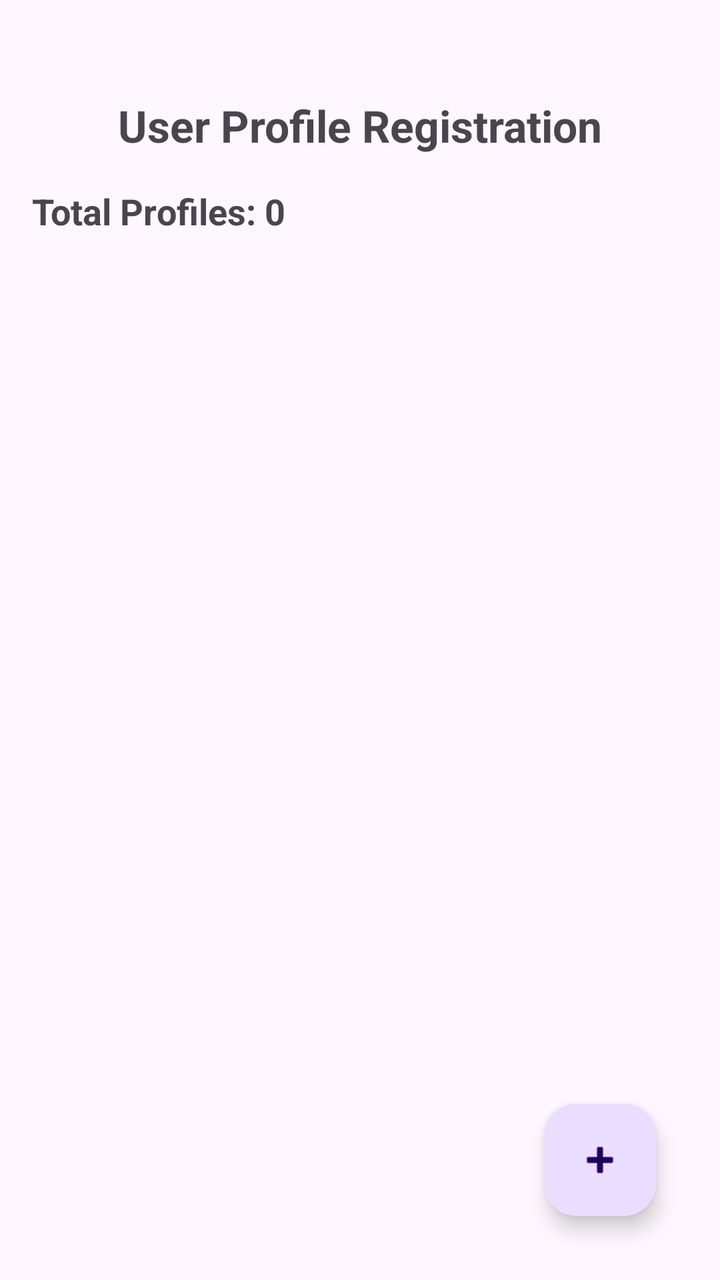
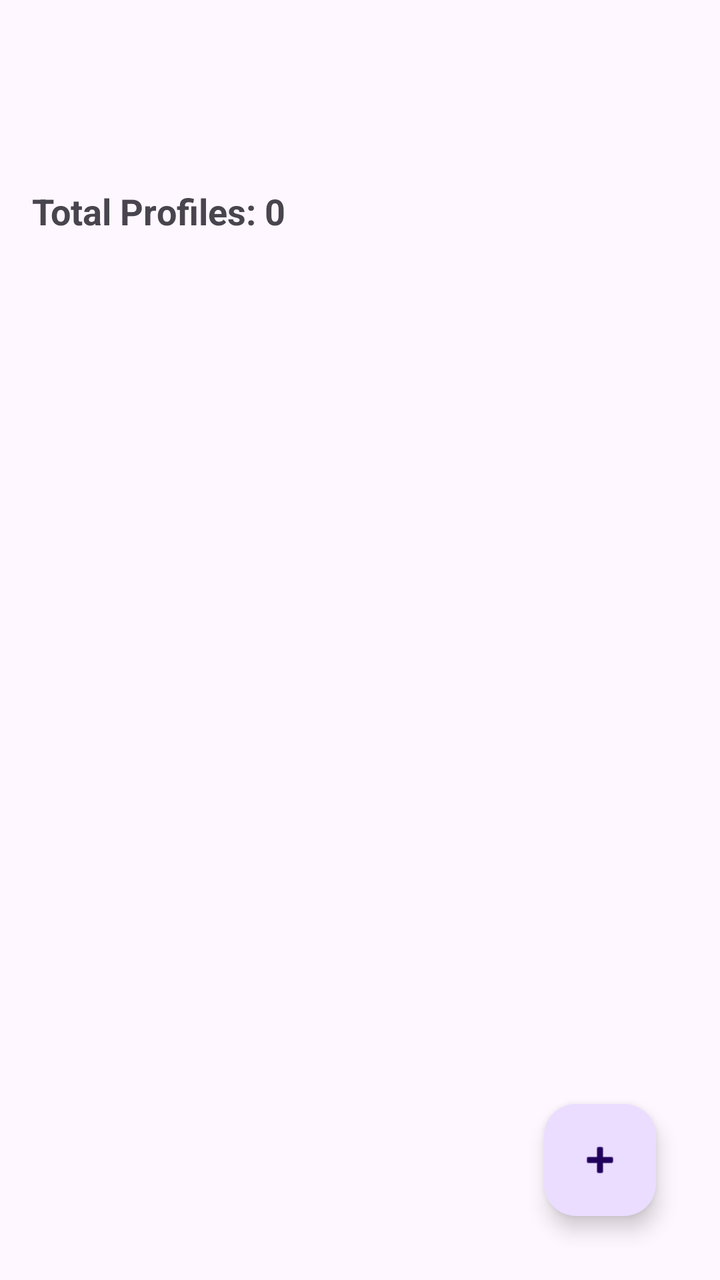

Screens rendered from an Android XML layout before and after an edit, with the pre-edit source and the edit as a unified diff.
<!-- AndroidManifest.xml: application theme Theme.JOB2 -->
<!-- res/layout/activity_profile_list.xml -->
<?xml version="1.0" encoding="utf-8"?>
<androidx.constraintlayout.widget.ConstraintLayout xmlns:android="http://schemas.android.com/apk/res/android"
    xmlns:app="http://schemas.android.com/apk/res-auto"
    android:layout_width="match_parent"
    android:layout_height="match_parent"
    android:padding="16dp">

    <TextView
        android:id="@+id/tvHeader"
        android:layout_width="wrap_content"
        android:layout_height="wrap_content"
        android:layout_marginTop="32dp"
        android:text="User Profile Registration"
        android:textSize="22sp"
        android:textStyle="bold"
        app:layout_constraintEnd_toEndOf="parent"
        app:layout_constraintStart_toStartOf="parent"
        app:layout_constraintTop_toTopOf="parent" />

    <TextView
        android:id="@+id/tvTotalCount"
        android:layout_width="wrap_content"
        android:layout_height="wrap_content"
        android:layout_marginTop="16dp"
        android:text="Total Profiles: 0"
        android:textSize="18sp"
        android:textStyle="bold"
        app:layout_constraintStart_toStartOf="parent"
        app:layout_constraintTop_toBottomOf="@+id/tvHeader" />

    <androidx.recyclerview.widget.RecyclerView
        android:id="@+id/rvProfiles"
        android:layout_width="0dp"
        android:layout_height="0dp"
        android:layout_marginTop="16dp"
        android:layout_marginEnd="15dp"
        app:layout_constraintBottom_toBottomOf="parent"
        app:layout_constraintEnd_toEndOf="parent"
        app:layout_constraintStart_toStartOf="parent"
        app:layout_constraintTop_toBottomOf="@+id/tvTotalCount" />

    <com.google.android.material.floatingactionbutton.FloatingActionButton
        android:id="@+id/fabAdd"
        android:layout_width="wrap_content"
        android:layout_height="wrap_content"
        android:layout_margin="16dp"
        android:src="@android:drawable/ic_input_add"
        app:layout_constraintBottom_toBottomOf="parent"
        app:layout_constraintEnd_toEndOf="parent" />

</androidx.constraintlayout.widget.ConstraintLayout>
<!-- resources referenced by this layout -->
<resources>
  <style name="Theme.JOB2" parent="Base.Theme.JOB2" />
  <style name="Base.Theme.JOB2" parent="Theme.Material3.DayNight">
          
          
      </style>
</resources>

<!-- the commit's change to res/layout/activity_profile_list.xml (unified diff, before → after) -->
@@ -10,7 +10,6 @@
         android:layout_width="wrap_content"
         android:layout_height="wrap_content"
         android:layout_marginTop="32dp"
-        android:text="User Profile Registration"
         android:textSize="22sp"
         android:textStyle="bold"
         app:layout_constraintEnd_toEndOf="parent"
